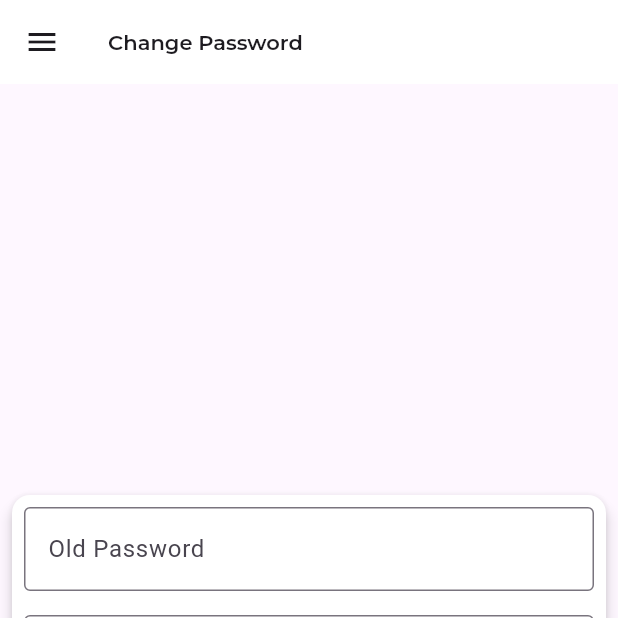
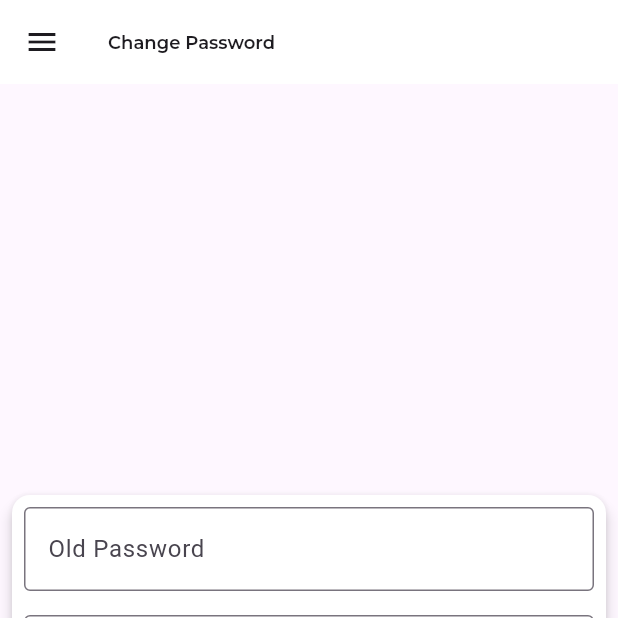
Before and after one commit to ridsamudra/project-dbx, a Flutter app: the ChangePasswordPage screen opened directly, on a phone screen of 412 x 824 dp, the top half of it. Run offline on Flutter 3.47's test engine with Material 3 defaults, Android fonts, the light colour scheme and no system bars; our stand-ins replace fl_chart, pdf, shared_preferences, syncfusion_flutter_charts; missing offline and left inert: excel, universal_html; accounts and stored records are empty; project files that could hold a hidden picture were left out.

Commit message:
memperbaiki bagian navbar

```diff
--- a/frontend/lib/components/navbar.dart
+++ b/frontend/lib/components/navbar.dart
@@ -17,7 +17,12 @@ class Navbar extends StatelessWidget implements PreferredSizeWidget {
       title: Text(
         title,
         style: TextStyle(
-          fontSize: Responsive.getFontSize(context),
+          fontSize: Responsive.getFontSize(
+            context,
+            mobile: 12, // Custom responsive size untuk mobile
+            tablet: 20, // Custom responsive size untuk tablet
+            desktop: 20, // Custom responsive size untuk desktop
+          ),
           fontFamily: 'Montserrat',
           fontWeight: FontWeight.w600,
         ),
```
